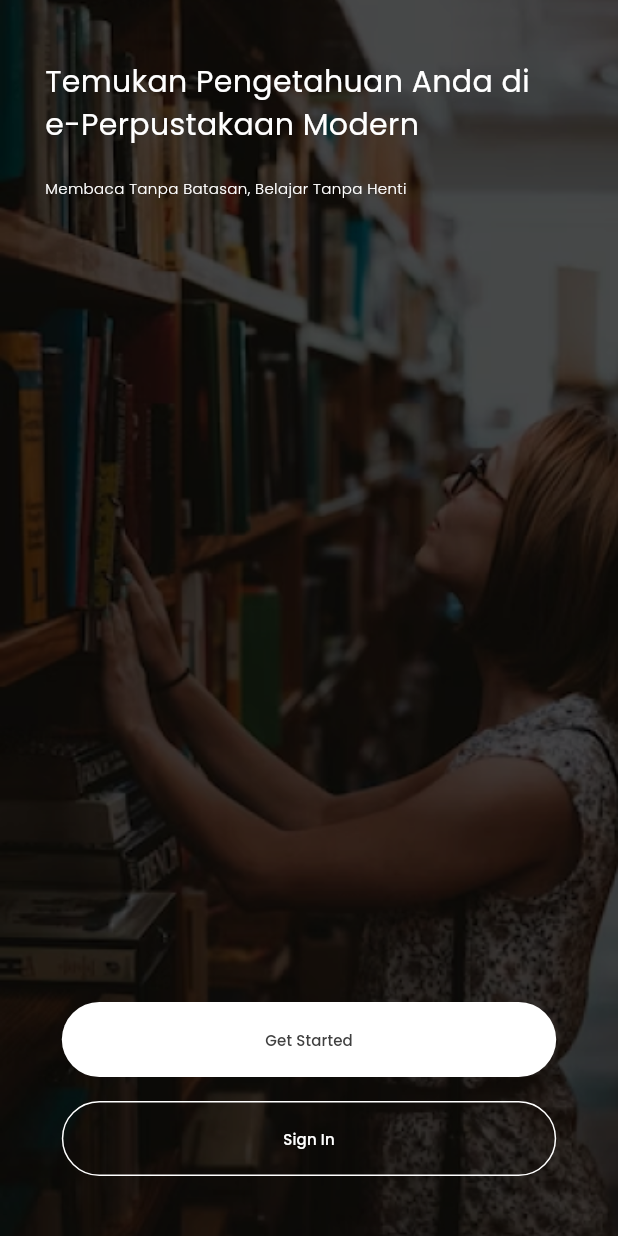
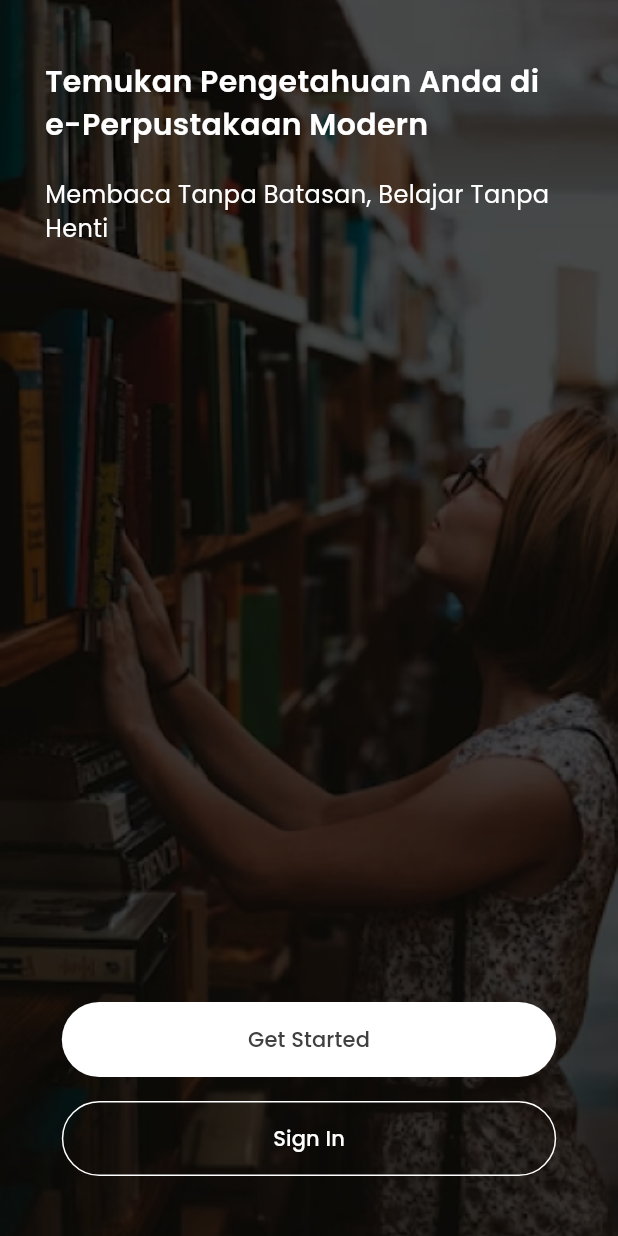
Before and after one commit to miqdadabdillah/Submission-Dicoding-Belajar-Membuat-Aplikasi-Flutter-untuk-Pemula, a Flutter app: the screen it shows after launch, on a phone screen of 412 x 824 dp. Run offline on Flutter 3.47's test engine with Material 3 defaults, Android fonts, the phone set to English and light mode, and no system bars; our stand-ins replace fluttertoast, google_fonts.

Commit message:
modified:   lib/pages/started_page.dart

```diff
--- a/lib/pages/started_page.dart
+++ b/lib/pages/started_page.dart
@@ -34,15 +34,15 @@ class StartedPage extends StatelessWidget {
                           style: GoogleFonts.poppins(
                               fontSize: constraints.maxWidth > 600 ? 32 : 20,
                               color: Colors.white,
-                              fontWeight: FontWeight.normal),
+                              fontWeight: FontWeight.w600),
                         ),
                         const SizedBox(height: 20),
                         Text(
                           'Membaca Tanpa Batasan, Belajar Tanpa Henti',
                           style: GoogleFonts.poppins(
-                              fontSize: constraints.maxWidth > 600 ? 18 : 10,
+                              fontSize: constraints.maxWidth > 600 ? 18 : 16,
                               color: Colors.white,
-                              fontWeight: FontWeight.w300),
+                              fontWeight: FontWeight.w400),
                         ),
                       ],
                     ),
@@ -64,14 +64,13 @@ class StartedPage extends StatelessWidget {
                                 'Get Started',
                                 style: GoogleFonts.poppins(
                                     color: const Color(0xff404040),
-                                    fontSize:
-                                        constraints.maxWidth > 600 ? 14 : 10,
+                                    fontSize: 14,
                                     fontWeight: FontWeight.w500),
                               ),
                             ),
                           ),
                         ),
-                        SizedBox(height: constraints.maxWidth > 600 ? 16 : 16),
+                        const SizedBox(height: 16),
                         Center(
                           child: SizedBox(
                             width: constraints.maxWidth > 600
@@ -94,8 +93,7 @@ class StartedPage extends StatelessWidget {
                                 'Sign In',
                                 style: GoogleFonts.poppins(
                                     color: Colors.white,
-                                    fontSize:
-                                        constraints.maxWidth > 600 ? 14 : 10,
+                                    fontSize: 14,
                                     fontWeight: FontWeight.w500),
                               ),
                             ),
```
